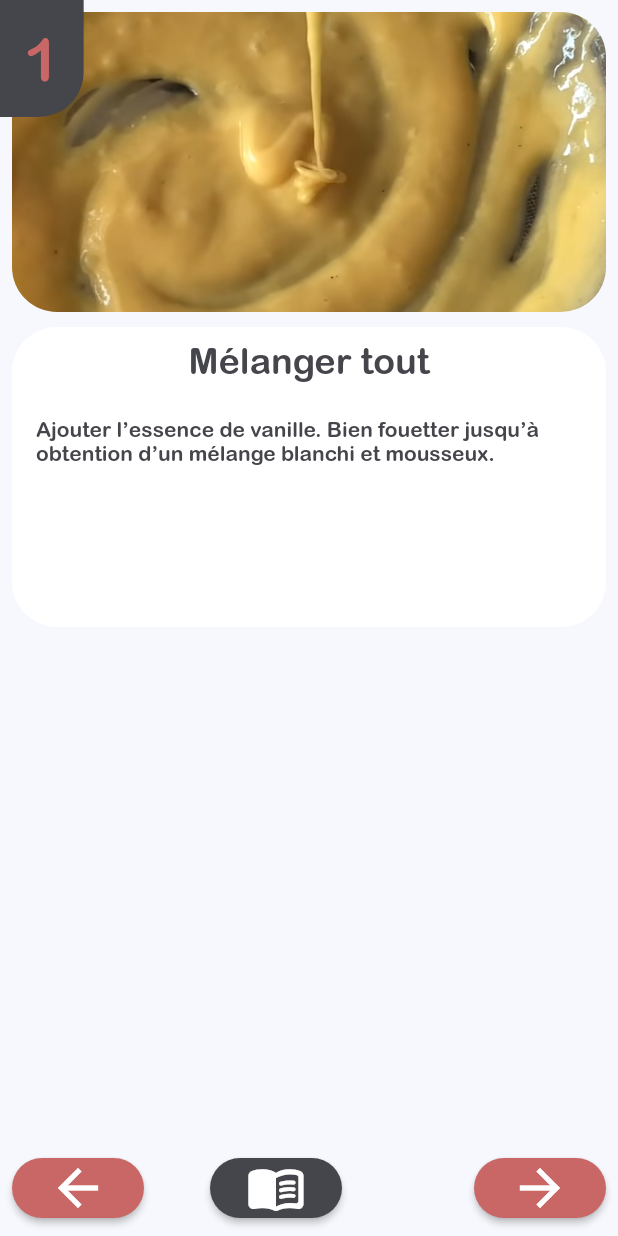
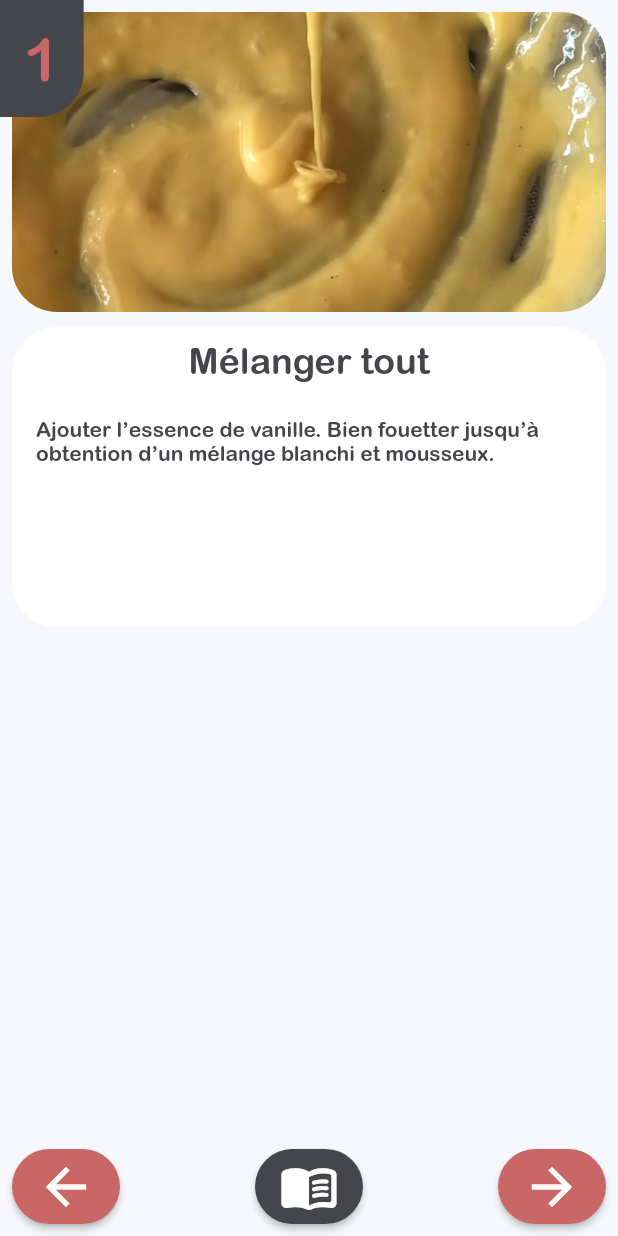
Before and after one commit to otakedev/gred-mobile, a Flutter app: the RecipeSteps widget shown alone on an empty page, opened directly, swiped to page 2, on a phone screen of 412 x 824 dp. Run offline on Flutter 3.47's test engine with Material 2 defaults, Android fonts, the phone set to English and light mode, and no system bars; our stand-ins replace flutter_svg, font_awesome_flutter, shared_preferences; accounts and stored records are empty.

Commit message:
[#2] fix conflict from #3 and adapt to match the both features

```diff
--- a/lib/screens/recipe-page/recipe-step-page/components/recipe_steps.dart
+++ b/lib/screens/recipe-page/recipe-step-page/components/recipe_steps.dart
@@ -51,23 +51,17 @@ class _RecipeStepsState extends State<RecipeSteps> {
 
   Widget stepButton(IconData icon, void Function() onPressed,
           {style = ButtonTextTheme.primary, color: kColorPrimary}) =>
-      RaisedButton(
-        color: color,
-        textTheme: style,
-        onPressed: onPressed,
-        child: Icon(icon, size: 40),
-      );
-
-  Widget helpButton(IconData icon, void Function() onPressed,
-          {style = ButtonTextTheme.primary}) =>
-      RaisedButton(
-        color: kColorSecondary,
-        textTheme: style,
-        onPressed: () {
-          showDialog(
-              context: context, builder: (_) => HelpDialog(_currentPage));
-        },
-        child: Icon(icon, size: 40),
+      ButtonTheme(
+        minWidth: 50.0,
+        height: 50.0,
+        shape:
+            RoundedRectangleBorder(borderRadius: BorderRadius.circular(30.0)),
+        child: RaisedButton(
+          color: color,
+          textTheme: style,
+          onPressed: onPressed,
+          child: Icon(icon, size: 40),
+        ),
       );
 
   @override
@@ -104,9 +98,12 @@ class _RecipeStepsState extends State<RecipeSteps> {
                     ingredientsDialog(context),
                     color: kColorSecondary,
                   ),
-                  Visibility(
-                      child: helpButton(Icons.help_outline, () {}),
-                      visible: _isHelpVisible),
+                  if (_isHelpVisible)
+                    stepButton(
+                      Icons.help_outline,
+                      helpDialog(context),
+                      color: kColorSecondary,
+                    ),
                   stepButton(
                     _currentPage >= itemsCount - 1
                         ? Icons.remove
@@ -120,6 +117,11 @@ class _RecipeStepsState extends State<RecipeSteps> {
         ),
       ],
     );
+  }
+
+  void Function() helpDialog(BuildContext context) {
+    return () =>
+        showDialog(context: context, builder: (_) => HelpDialog(_currentPage));
   }
 
   void Function() ingredientsDialog(BuildContext context) {
```
